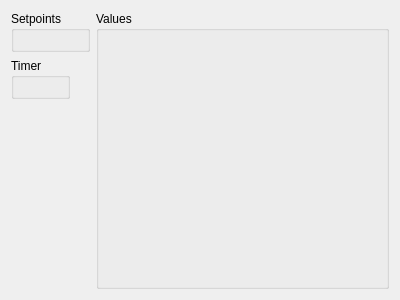
Old version of the form src/ui/QGCSkyeTest.ui in the repository skye-git/qgroundcontrol-old.
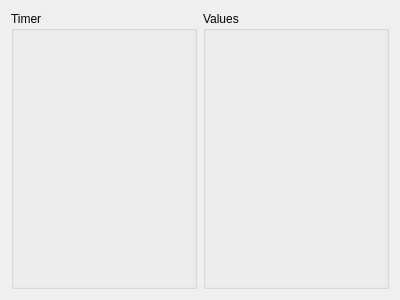
New version of the form.

Patch:
```diff
--- a/src/ui/QGCSkyeTest.ui
+++ b/src/ui/QGCSkyeTest.ui
@@ -15,16 +15,6 @@
   </property>
   <layout class="QHBoxLayout" name="horizontalLayout">
    <item>
-    <layout class="QFormLayout" name="formLayout">
-     <item row="0" column="0">
-      <widget class="QGroupBox" name="groupBoxSetpoints">
-       <property name="title">
-        <string>Setpoints</string>
-       </property>
-       <layout class="QVBoxLayout" name="verticalLayout_3"/>
-      </widget>
-     </item>
-     <item row="1" column="0">
       <widget class="QGroupBox" name="groupBoxTimer">
        <property name="title">
         <string>Timer</string>
@@ -32,29 +22,12 @@
        <layout class="QVBoxLayout" name="verticalLayout_2"/>
       </widget>
      </item>
-    </layout>
-   </item>
    <item>
     <widget class="QGroupBox" name="groupBoxPanel">
      <property name="title">
       <string>Values</string>
      </property>
-     <layout class="QVBoxLayout" name="verticalLayout">
-      <item>
-       <spacer name="horizontalSpacer">
-        <property name="orientation">
-         <enum>Qt::Horizontal</enum>
-        </property>
-        <property name="sizeHint" stdset="0">
-         <size>
-          <width>311</width>
-          <height>20</height>
-         </size>
-        </property>
-       </spacer>
-      </item>
-     </layout>
-     <zorder>horizontalSpacer</zorder>
+     <layout class="QVBoxLayout" name="verticalLayout"/>
     </widget>
    </item>
   </layout>
```
Left out of the diff: 5 changed lines with no effect on the pictures. Lines whose indentation alone changed are shown as unchanged.
